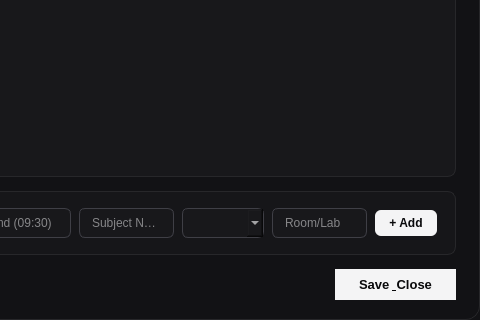
Qt form src/study_station/ui/designer/timetable_dialog.ui (Maaloul-Khalil-M/StudyStationKiosk) before a commit; both pictures show x 260 to 740 and y 240 to 560 of the 740 by 560 pixel window.
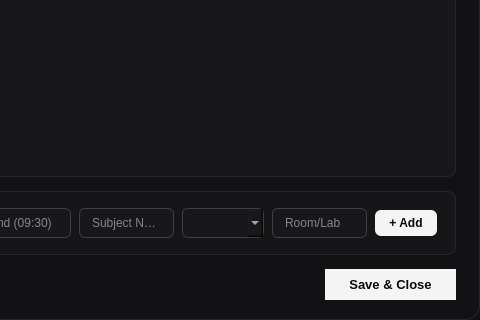
The same form after that commit.

Patch:
```diff
--- a/src/study_station/ui/designer/timetable_dialog.ui
+++ b/src/study_station/ui/designer/timetable_dialog.ui
@@ -294,7 +294,7 @@
 }</string>
        </property>
        <property name="text">
-        <string>Save &amp; Close</string>
+        <string>Save &amp;&amp; Close</string>
        </property>
       </widget>
      </item>
```
